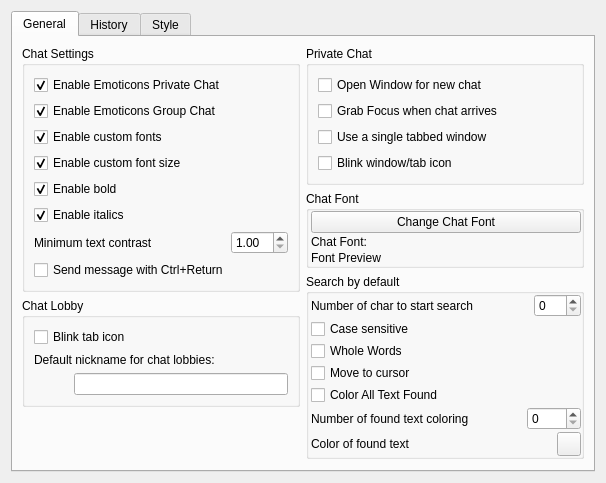
Above: retroshare-gui/src/gui/settings/ChatPage.ui from RetroShare/RetroShare before the change. Below: the same form after it.
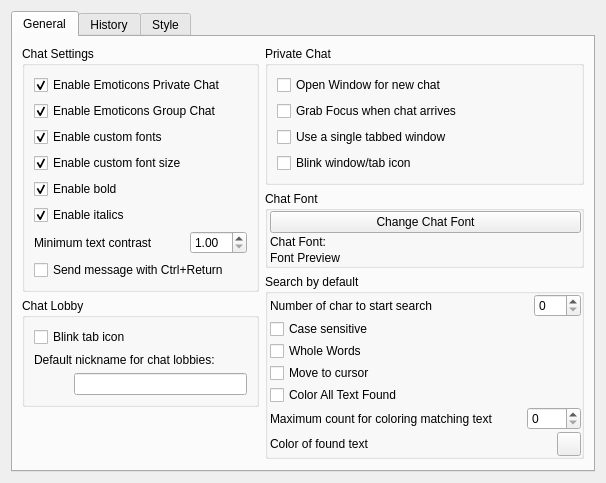
That is the form after the change.

Patch:
```diff
--- a/retroshare-gui/src/gui/settings/ChatPage.ui
+++ b/retroshare-gui/src/gui/settings/ChatPage.ui
@@ -385,7 +385,7 @@
               <item>
                <widget class="QLabel" name="lSearch_MaxLimitColor">
                 <property name="text">
-                 <string>Number of found text coloring</string>
+                 <string>Maximum count for coloring matching text</string>
                 </property>
                </widget>
               </item>
```
